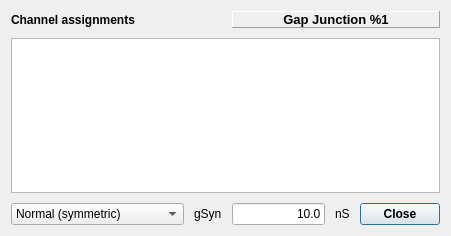
Above: src/gui/GapJunctionDlg.ui from CompEphys-team/stdpc before the change. Below: the same form after it.
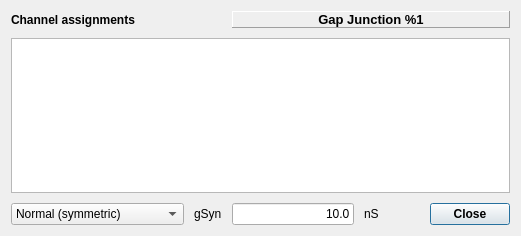
That is the form after the change. Custom widgets are drawn as their Qt base class.

Commit message: Added numbered vertical headers to AssignmentWidget

Patch:
```diff
--- a/src/gui/GapJunctionDlg.ui
+++ b/src/gui/GapJunctionDlg.ui
@@ -6,7 +6,7 @@
    <rect>
     <x>0</x>
     <y>0</y>
-    <width>451</width>
+    <width>521</width>
     <height>236</height>
    </rect>
   </property>
@@ -35,9 +35,6 @@
      <attribute name="horizontalHeaderStretchLastSection">
       <bool>true</bool>
      </attribute>
-     <attribute name="verticalHeaderVisible">
-      <bool>false</bool>
-     </attribute>
      <attribute name="verticalHeaderDefaultSectionSize">
       <number>25</number>
      </attribute>
```
The commit also changes 6 other files.
